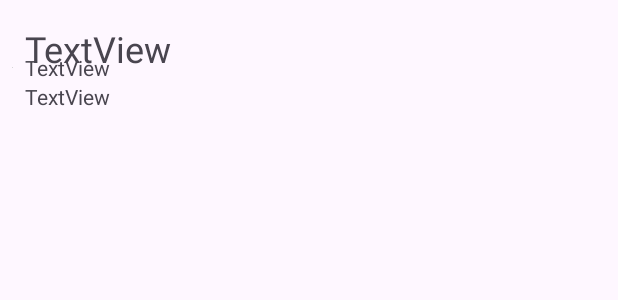
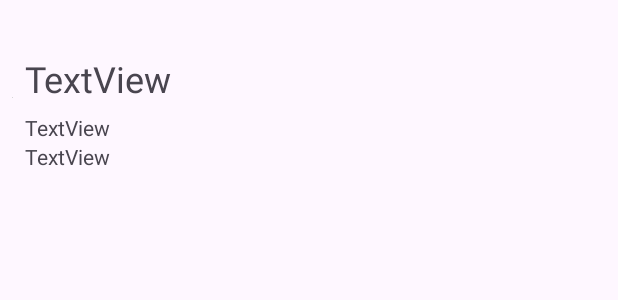
Before and after one commit to guihocosta/Galeria-Publica, an Android app: the layout list_item.xml on its own in the app's theme, with its tools: preview values and no code run, on a phone screen of 412 x 824 dp. Shown: the top 300 px of the screen. Run offline under Robolectric (Android 15) with nearby library versions, the phone set to English and light mode, and no system bars.

```diff
--- a/app/src/main/java/omena/guilherme/galeriapublica/MainActivity.java
+++ b/app/src/main/java/omena/guilherme/galeriapublica/MainActivity.java
@@ -148,4 +148,6 @@ public class MainActivity extends AppCompatActivity {
 
 
 
+
+
     };
--- a/app/src/main/res/layout/grid_item.xml
+++ b/app/src/main/res/layout/grid_item.xml
@@ -9,6 +9,8 @@
         android:id="@+id/imThumb"
         android:layout_width="wrap_content"
         android:layout_height="wrap_content"
+        android:layout_marginStart="8dp"
+        android:layout_marginTop="8dp"
         app:layout_constraintStart_toStartOf="parent"
         app:layout_constraintTop_toTopOf="parent"
         tools:srcCompat="@tools:sample/avatars" />
--- a/app/src/main/res/layout/list_item.xml
+++ b/app/src/main/res/layout/list_item.xml
@@ -22,11 +22,12 @@
         android:layout_width="0dp"
         android:layout_height="wrap_content"
         android:layout_marginStart="8dp"
-        android:layout_marginTop="16dp"
+        android:layout_marginTop="36dp"
         android:layout_marginEnd="8dp"
         android:text="TextView"
         android:textSize="24sp"
         app:layout_constraintEnd_toEndOf="parent"
+        app:layout_constraintHorizontal_bias="0.0"
         app:layout_constraintStart_toEndOf="@+id/imThumb"
         app:layout_constraintTop_toTopOf="parent" />
 
@@ -40,8 +41,10 @@
         android:text="TextView"
         app:layout_constraintBottom_toBottomOf="parent"
         app:layout_constraintEnd_toEndOf="parent"
+        app:layout_constraintHorizontal_bias="0.0"
         app:layout_constraintStart_toEndOf="@+id/imThumb"
-        app:layout_constraintTop_toBottomOf="@+id/tvDate" />
+        app:layout_constraintTop_toBottomOf="@+id/tvDate"
+        app:layout_constraintVertical_bias="0.269" />
 
     <TextView
         android:id="@+id/tvDate"
@@ -52,6 +55,8 @@
         android:text="TextView"
         app:layout_constraintBottom_toBottomOf="parent"
         app:layout_constraintEnd_toEndOf="parent"
+        app:layout_constraintHorizontal_bias="0.0"
         app:layout_constraintStart_toEndOf="@+id/imThumb"
-        app:layout_constraintTop_toTopOf="parent" />
+        app:layout_constraintTop_toBottomOf="@+id/tvName"
+        app:layout_constraintVertical_bias="0.159" />
 </androidx.constraintlayout.widget.ConstraintLayout>
```
Also changed, not shown: app/src/main/java/omena/guilherme/galeriapublica/GalleryRepository.java (+12 -5 lines).
